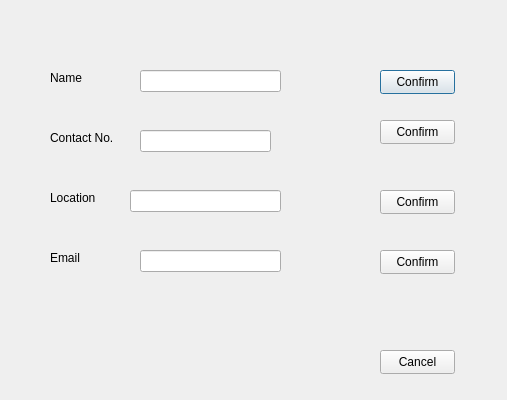
This is UI folder/editclient.ui in luimartin/Pest-Control-Managment-System as Qt 5 draws it before an edit. The edited form follows.
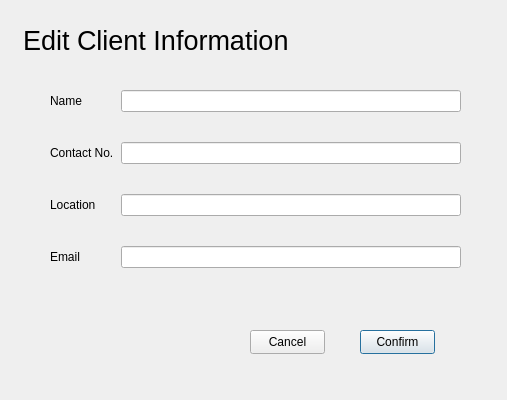
This is the edited form.

```diff
--- a/UI folder/editclient.ui
+++ b/UI folder/editclient.ui
@@ -13,142 +13,11 @@
   <property name="windowTitle">
    <string>Dialog</string>
   </property>
-  <widget class="QLabel" name="label">
-   <property name="geometry">
-    <rect>
-     <x>50</x>
-     <y>70</y>
-     <width>49</width>
-     <height>16</height>
-    </rect>
-   </property>
-   <property name="text">
-    <string>Name</string>
-   </property>
-  </widget>
-  <widget class="QLabel" name="label_2">
-   <property name="geometry">
-    <rect>
-     <x>50</x>
-     <y>130</y>
-     <width>71</width>
-     <height>16</height>
-    </rect>
-   </property>
-   <property name="text">
-    <string>Contact No.</string>
-   </property>
-  </widget>
-  <widget class="QLabel" name="label_3">
-   <property name="geometry">
-    <rect>
-     <x>50</x>
-     <y>190</y>
-     <width>49</width>
-     <height>16</height>
-    </rect>
-   </property>
-   <property name="text">
-    <string>Location</string>
-   </property>
-  </widget>
-  <widget class="QLabel" name="label_4">
-   <property name="geometry">
-    <rect>
-     <x>50</x>
-     <y>250</y>
-     <width>49</width>
-     <height>16</height>
-    </rect>
-   </property>
-   <property name="text">
-    <string>Email</string>
-   </property>
-  </widget>
-  <widget class="QLineEdit" name="nameInput">
-   <property name="geometry">
-    <rect>
-     <x>140</x>
-     <y>70</y>
-     <width>141</width>
-     <height>22</height>
-    </rect>
-   </property>
-  </widget>
-  <widget class="QLineEdit" name="contactnoInput">
-   <property name="geometry">
-    <rect>
-     <x>140</x>
-     <y>130</y>
-     <width>131</width>
-     <height>22</height>
-    </rect>
-   </property>
-  </widget>
-  <widget class="QLineEdit" name="locationInput">
-   <property name="geometry">
-    <rect>
-     <x>130</x>
-     <y>190</y>
-     <width>151</width>
-     <height>22</height>
-    </rect>
-   </property>
-  </widget>
-  <widget class="QLineEdit" name="emailInput">
-   <property name="geometry">
-    <rect>
-     <x>140</x>
-     <y>250</y>
-     <width>141</width>
-     <height>22</height>
-    </rect>
-   </property>
-  </widget>
-  <widget class="QPushButton" name="nameBtn">
-   <property name="geometry">
-    <rect>
-     <x>380</x>
-     <y>70</y>
-     <width>75</width>
-     <height>24</height>
-    </rect>
-   </property>
-   <property name="text">
-    <string>Confirm</string>
-   </property>
-  </widget>
-  <widget class="QPushButton" name="contactnoBtn">
-   <property name="geometry">
-    <rect>
-     <x>380</x>
-     <y>120</y>
-     <width>75</width>
-     <height>24</height>
-    </rect>
-   </property>
-   <property name="text">
-    <string>Confirm</string>
-   </property>
-  </widget>
-  <widget class="QPushButton" name="locationBtn">
-   <property name="geometry">
-    <rect>
-     <x>380</x>
-     <y>190</y>
-     <width>75</width>
-     <height>24</height>
-    </rect>
-   </property>
-   <property name="text">
-    <string>Confirm</string>
-   </property>
-  </widget>
   <widget class="QPushButton" name="emailBtn">
    <property name="geometry">
     <rect>
-     <x>380</x>
-     <y>250</y>
+     <x>360</x>
+     <y>330</y>
      <width>75</width>
      <height>24</height>
     </rect>
@@ -160,8 +29,8 @@
   <widget class="QPushButton" name="cancelBtn">
    <property name="geometry">
     <rect>
-     <x>380</x>
-     <y>350</y>
+     <x>250</x>
+     <y>330</y>
      <width>75</width>
      <height>24</height>
     </rect>
@@ -170,6 +39,86 @@
     <string>Cancel</string>
    </property>
   </widget>
+  <widget class="QLabel" name="label_16">
+   <property name="geometry">
+    <rect>
+     <x>20</x>
+     <y>0</y>
+     <width>271</width>
+     <height>81</height>
+    </rect>
+   </property>
+   <property name="lineWidth">
+    <number>0</number>
+   </property>
+   <property name="text">
+    <string>&lt;html&gt;&lt;head/&gt;&lt;body&gt;&lt;p&gt;&lt;span style=&quot; font-size:20pt;&quot;&gt;Edit Client Information&lt;/span&gt;&lt;/p&gt;&lt;/body&gt;&lt;/html&gt;</string>
+   </property>
+   <property name="scaledContents">
+    <bool>false</bool>
+   </property>
+   <property name="indent">
+    <number>3</number>
+   </property>
+  </widget>
+  <widget class="QWidget" name="layoutWidget">
+   <property name="geometry">
+    <rect>
+     <x>50</x>
+     <y>90</y>
+     <width>411</width>
+     <height>191</height>
+    </rect>
+   </property>
+   <layout class="QFormLayout" name="formLayout">
+    <property name="horizontalSpacing">
+     <number>7</number>
+    </property>
+    <property name="verticalSpacing">
+     <number>30</number>
+    </property>
+    <item row="0" column="0">
+     <widget class="QLabel" name="label">
+      <property name="text">
+       <string>Name</string>
+      </property>
+     </widget>
+    </item>
+    <item row="0" column="1">
+     <widget class="QLineEdit" name="nameInput"/>
+    </item>
+    <item row="1" column="0">
+     <widget class="QLabel" name="label_2">
+      <property name="text">
+       <string>Contact No.</string>
+      </property>
+     </widget>
+    </item>
+    <item row="1" column="1">
+     <widget class="QLineEdit" name="contactnoInput"/>
+    </item>
+    <item row="2" column="0">
+     <widget class="QLabel" name="label_3">
+      <property name="text">
+       <string>Location</string>
+      </property>
+     </widget>
+    </item>
+    <item row="2" column="1">
+     <widget class="QLineEdit" name="locationInput"/>
+    </item>
+    <item row="3" column="0">
+     <widget class="QLabel" name="label_4">
+      <property name="text">
+       <string>Email</string>
+      </property>
+     </widget>
+    </item>
+    <item row="3" column="1">
+     <widget class="QLineEdit" name="emailInput"/>
+    </item>
+   </layout>
+  </widget>
  </widget>
  <resources/>
  <connections/>
```
